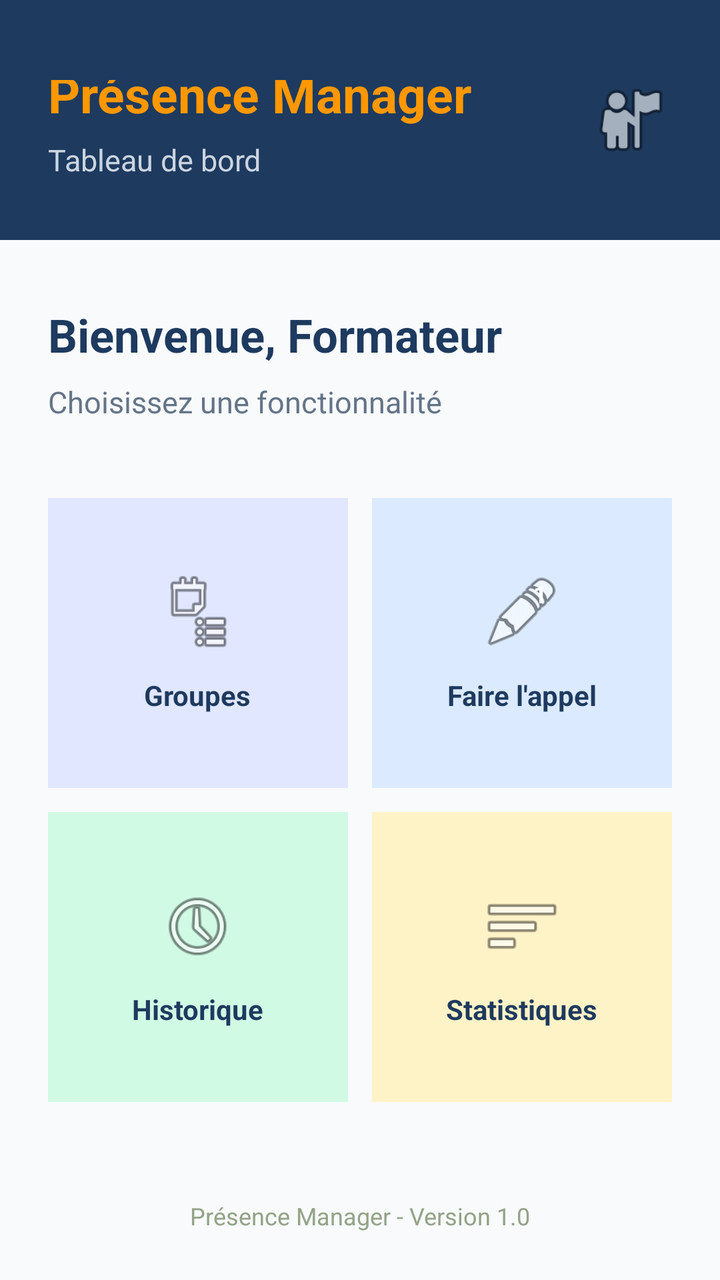
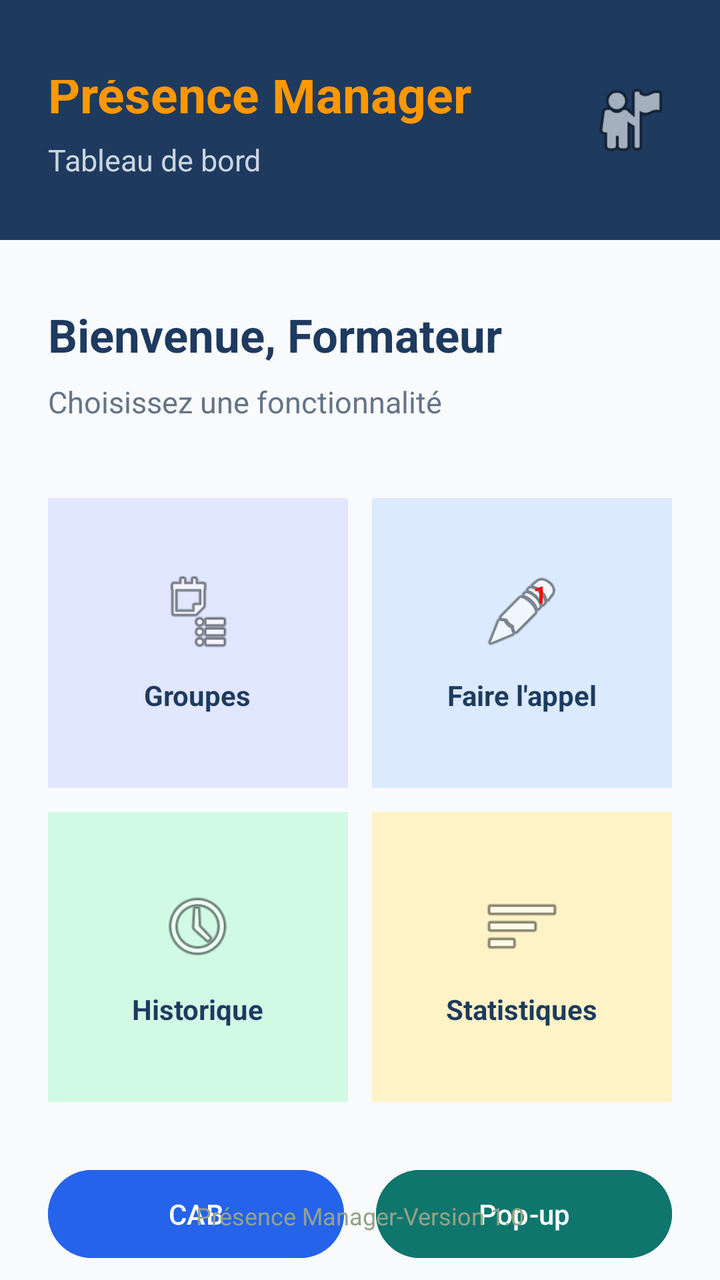

Screens rendered from an Android XML layout before and after an edit, with the pre-edit source and the edit as a unified diff.
<!-- AndroidManifest.xml: application theme Theme.TPPKTS -->
<!-- res/layout/activity_tp2.xml -->
<?xml version="1.0" encoding="utf-8"?>
<androidx.constraintlayout.widget.ConstraintLayout xmlns:android="http://schemas.android.com/apk/res/android"
    xmlns:app="http://schemas.android.com/apk/res-auto"
    android:id="@+id/layoutDashboard"
    android:layout_width="match_parent"
    android:layout_height="match_parent"
    android:background="#F8FAFC">
    <RelativeLayout
        android:id="@+id/layoutHeader"
        android:layout_width="0dp"
        android:layout_height="wrap_content"
        android:minHeight="120dp"
        android:background="#1E3A5F"
        android:paddingStart="24dp"
        android:paddingEnd="24dp"
        android:paddingTop="40dp"
        android:paddingBottom="12dp"
        app:layout_constraintTop_toTopOf="parent"
        app:layout_constraintStart_toStartOf="parent"
        app:layout_constraintEnd_toEndOf="parent">
        <LinearLayout
            android:id="@+id/layoutHeaderText"
            android:layout_width="wrap_content"
            android:layout_height="wrap_content"
            android:layout_centerVertical="true"
            android:orientation="vertical">
            <TextView
                android:id="@+id/txtAppName"
                android:layout_width="wrap_content"
                android:layout_height="wrap_content"
                android:text="Présence Manager"
                android:textSize="25sp"
                android:textStyle="bold"
                android:textColor="#FF9800" />
            <TextView
                android:id="@+id/txtSubtitle"
                android:layout_width="wrap_content"
                android:layout_height="wrap_content"
                android:layout_marginTop="6dp"
                android:text="Tableau de bord"
                android:textSize="15sp"
                android:textColor="#CBD5E1" />
        </LinearLayout>
        <ImageView
            android:id="@+id/imgProfil"
            android:layout_width="42dp"
            android:layout_height="42dp"
            android:layout_alignParentEnd="true"
            android:layout_centerVertical="true"
            android:src="@android:drawable/ic_menu_myplaces" />
    </RelativeLayout>
    <TextView
        android:id="@+id/txtBienvenue"
        android:layout_width="wrap_content"
        android:layout_height="wrap_content"
        android:layout_marginStart="24dp"
        android:layout_marginTop="32dp"
        android:text="Bienvenue, Formateur"
        android:textSize="23sp"
        android:textStyle="bold"
        android:textColor="#1E3A5F"
        app:layout_constraintTop_toBottomOf="@id/layoutHeader"
        app:layout_constraintStart_toStartOf="parent" />
    <TextView
        android:id="@+id/txtInstruction"
        android:layout_width="wrap_content"
        android:layout_height="wrap_content"
        android:layout_marginStart="24dp"
        android:layout_marginTop="8dp"
        android:text="Choisissez une fonctionnalité"
        android:textSize="15sp"
        android:textColor="#647488"
        app:layout_constraintTop_toBottomOf="@id/txtBienvenue"
        app:layout_constraintStart_toStartOf="parent" />
    <GridLayout
        android:id="@+id/gridFonctionnalites"
        android:layout_width="0dp"
        android:layout_height="wrap_content"
        android:layout_marginStart="18dp"
        android:layout_marginEnd="18dp"
        android:layout_marginTop="32dp"
        android:columnCount="2"
        android:rowCount="2"
        app:layout_constraintTop_toBottomOf="@id/txtInstruction"
        app:layout_constraintStart_toStartOf="parent"
        app:layout_constraintEnd_toEndOf="parent">
        <LinearLayout
            android:id="@+id/cardGroupes"
            android:layout_width="0dp"
            android:layout_height="145dp"
            android:layout_row="0"
            android:layout_column="0"
            android:layout_columnWeight="1"
            android:layout_margin="6dp"
            android:background="#E0E7FF"
            android:gravity="center"
            android:orientation="vertical"
            android:padding="12dp">
            <ImageView
                android:layout_width="40dp"
                android:layout_height="40dp"
                android:src="@android:drawable/ic_menu_agenda" />
            <TextView
                android:layout_width="wrap_content"
                android:layout_height="wrap_content"
                android:layout_marginTop="12dp"
                android:text="Groupes"
                android:textStyle="bold"
                android:textColor="#1E3A5F" />
        </LinearLayout>
        <LinearLayout
            android:id="@+id/cardAppel"
            android:layout_width="0dp"
            android:layout_height="145dp"
            android:layout_row="0"
            android:layout_column="1"
            android:layout_columnWeight="1"
            android:layout_margin="6dp"
            android:background="#DBEAFE"
            android:gravity="center"
            android:orientation="vertical"
            android:padding="12dp">
            <FrameLayout
                android:id="@+id/frameAppel"
                android:layout_width="wrap_content"
                android:layout_height="wrap_content">
                <ImageView
                    android:layout_width="40dp"
                    android:layout_height="40dp"
                    android:src="@android:drawable/ic_menu_edit" />
                <TextView
                    android:id="@+id/txtBadge"
                    android:layout_width="22dp"
                    android:layout_height="22dp"
                    android:layout_gravity="top|end"
                    android:background="badge_background"
                    android:gravity="center"
                    android:text="1"
                    android:textColor="#FFFFFF"
                    android:textSize="12sp"
                    android:textStyle="bold" />
            </FrameLayout>
            <TextView
                android:layout_width="wrap_content"
                android:layout_height="wrap_content"
                android:layout_marginTop="12dp"
                android:text="Faire l'appel"
                android:textStyle="bold"
                android:textColor="#1E3A5F" />
        </LinearLayout>
        <LinearLayout
            android:id="@+id/cardHistorique"
            android:layout_width="0dp"
            android:layout_height="145dp"
            android:layout_row="1"
            android:layout_column="0"
            android:layout_columnWeight="1"
            android:layout_margin="6dp"
            android:background="#D1FAE5"
            android:gravity="center"
            android:orientation="vertical"
            android:padding="12dp">
            <ImageView
                android:layout_width="40dp"
                android:layout_height="40dp"
                android:src="@android:drawable/ic_menu_recent_history" />
            <TextView
                android:layout_width="wrap_content"
                android:layout_height="wrap_content"
                android:layout_marginTop="12dp"
                android:text="Historique"
                android:textStyle="bold"
                android:textColor="#1E3A5F" />
        </LinearLayout>
        <LinearLayout
            android:id="@+id/cardStatistiques"
            android:layout_width="0dp"
            android:layout_height="145dp"
            android:layout_row="1"
            android:layout_column="1"
            android:layout_columnWeight="1"
            android:layout_margin="6dp"
            android:background="#FEF3C7"
            android:gravity="center"
            android:orientation="vertical"
            android:padding="12dp">
            <ImageView
                android:layout_width="40dp"
                android:layout_height="40dp"
                android:src="@android:drawable/ic_menu_sort_by_size" />
            <TextView
                android:layout_width="wrap_content"
                android:layout_height="wrap_content"
                android:layout_marginTop="12dp"
                android:text="Statistiques"
                android:textStyle="bold"
                android:textColor="#1E3A5F" />
        </LinearLayout>
    </GridLayout>
    <TextView
        android:id="@+id/txtFooterDashboard"
        android:layout_width="wrap_content"
        android:layout_height="wrap_content"
        android:layout_marginBottom="24dp"
        android:text="Présence Manager - Version 1.0"
        android:textColor="#94A388"
        android:textSize="12sp"
        app:layout_constraintBottom_toBottomOf="parent"
        app:layout_constraintEnd_toEndOf="parent"
        app:layout_constraintStart_toStartOf="parent" />
</androidx.constraintlayout.widget.ConstraintLayout>
<!-- resources referenced by this layout -->
<resources>
  <style name="Theme.TPPKTS" parent="Base.Theme.TPPKTS" />
  <style name="Base.Theme.TPPKTS" parent="Theme.Material3.DayNight.NoActionBar">
          
          
      </style>
</resources>

<!-- the commit's change to res/layout/activity_tp2.xml (unified diff, before → after) -->
@@ -1,7 +1,7 @@
 <?xml version="1.0" encoding="utf-8"?>
 <androidx.constraintlayout.widget.ConstraintLayout xmlns:android="http://schemas.android.com/apk/res/android"
     xmlns:app="http://schemas.android.com/apk/res-auto"
-    android:id="@+id/layoutDashboard"
+    android:id="@+id/DashboardActivity"
     android:layout_width="match_parent"
     android:layout_height="match_parent"
     android:background="#F8FAFC">
@@ -133,10 +133,10 @@
                     android:layout_width="22dp"
                     android:layout_height="22dp"
                     android:layout_gravity="top|end"
-                    android:background="badge_background"
                     android:gravity="center"
                     android:text="1"
-                    android:textColor="#FFFFFF"
+                    android:textColorHint="@color/black"
+                    android:textColor="#FF0000"
                     android:textSize="12sp"
                     android:textStyle="bold" />
             </FrameLayout>
@@ -172,6 +172,7 @@
                 android:textStyle="bold"
                 android:textColor="#1E3A5F" />
         </LinearLayout>
+
         <LinearLayout
             android:id="@+id/cardStatistiques"
             android:layout_width="0dp"
@@ -184,25 +185,57 @@
             android:gravity="center"
             android:orientation="vertical"
             android:padding="12dp">
+
             <ImageView
                 android:layout_width="40dp"
                 android:layout_height="40dp"
                 android:src="@android:drawable/ic_menu_sort_by_size" />
+
             <TextView
                 android:layout_width="wrap_content"
                 android:layout_height="wrap_content"
                 android:layout_marginTop="12dp"
                 android:text="Statistiques"
-                android:textStyle="bold"
-                android:textColor="#1E3A5F" />
+                android:textColor="#1E3A5F"
+                android:textStyle="bold" />
         </LinearLayout>
     </GridLayout>
+    <LinearLayout
+        android:id="@+id/layoutActions"
+        android:layout_width="0dp"
+        android:layout_height="wrap_content"
+        android:orientation="horizontal"
+        android:layout_marginTop="24dp"
+        android:layout_marginStart="24dp"
+        android:layout_marginEnd="24dp"
+        app:layout_constraintTop_toBottomOf="@id/gridFonctionnalites"
+        app:layout_constraintStart_toStartOf="parent"
+        app:layout_constraintEnd_toEndOf="parent">
+        <Button
+            android:id="@+id/btnCab"
+            android:layout_width="0dp"
+            android:layout_height="52dp"
+            android:layout_weight="1"
+            android:layout_marginEnd="8dp"
+            android:text="CAB"
+            android:textColor="#FFFFFF"
+            android:backgroundTint="#2563EB" />
+        <Button
+            android:id="@+id/btnPopup"
+            android:layout_width="0dp"
+            android:layout_height="52dp"
+            android:layout_weight="1"
+            android:layout_marginStart="8dp"
+            android:text="Pop-up"
+            android:textColor="#FFFFFF"
+            android:backgroundTint="#0F766E" />
+    </LinearLayout>
     <TextView
         android:id="@+id/txtFooterDashboard"
         android:layout_width="wrap_content"
         android:layout_height="wrap_content"
         android:layout_marginBottom="24dp"
-        android:text="Présence Manager - Version 1.0"
+        android:text="Présence Manager-Version 1.0"
         android:textColor="#94A388"
         android:textSize="12sp"
         app:layout_constraintBottom_toBottomOf="parent"
<!-- resource entries referenced after the edit -->
@@ -1,5 +1,6 @@
 <!-- resources referenced by this layout -->
 <resources>
+  <color name="black">#FF000000</color>
   <style name="Theme.TPPKTS" parent="Base.Theme.TPPKTS" />
   <style name="Base.Theme.TPPKTS" parent="Theme.Material3.DayNight.NoActionBar">
           
